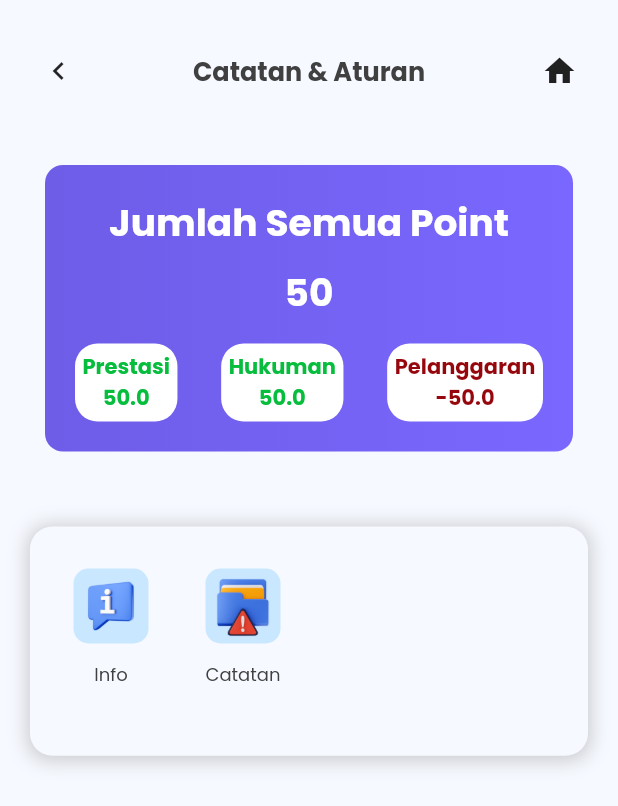
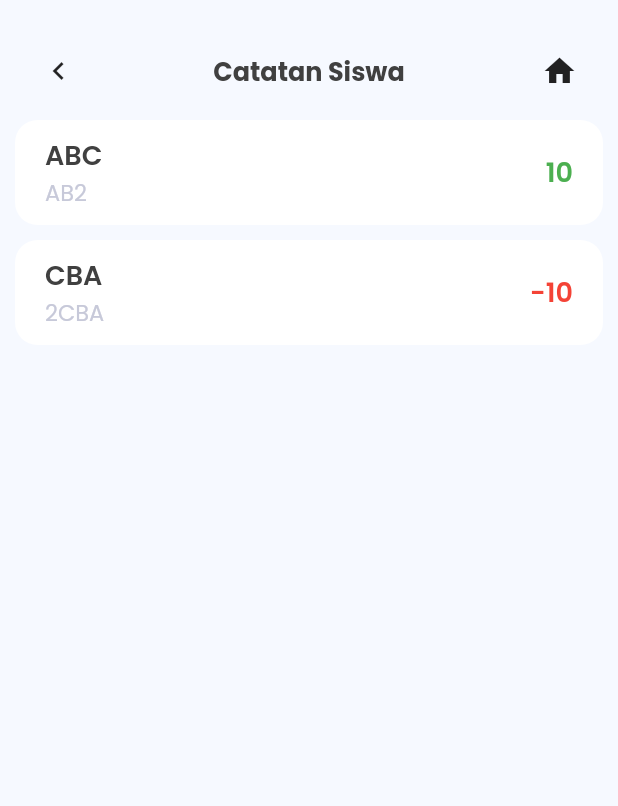
Before and after one commit to jeffriagustiar/fe_info_siswa, a Flutter app: the MenuCttAturan screen opened by its route, after a tap on "Catatan", on a phone screen of 412 x 824 dp. Shown: the top 806 px of the screen. Run offline on Flutter 3.47's test engine with Material 2 defaults, Android fonts, the phone set to English and light mode, and no system bars; our stand-ins replace carousel_slider, google_fonts, google_maps_flutter, location; missing offline and left inert: sp_util; accounts and stored records are empty; network calls fail.

Commit message:
UI catatan siswa

```diff
--- a/lib/main.dart
+++ b/lib/main.dart
@@ -1,3 +1,4 @@
+import 'package:fe_info_siswa/pages/home/CttDanAturan/catatan_siswa_page.dart';
 import 'package:fe_info_siswa/pages/home/CttDanAturan/info_page.dart';
 import 'package:fe_info_siswa/pages/home/CttDanAturan/menu_ctt_aturan.dart';
 import 'package:fe_info_siswa/pages/home/absen/absen_pelajaran_siswa_page.dart';
@@ -85,6 +86,7 @@ class MyApp extends StatelessWidget {
           //? Catatan dan Aturan
           'menu-ctt-aturan' :(context) => const MenuCttAturan(),
           'tatatertib-sekolah' :(context) => const InfoPage(),
+          'catatan-siswa' :(context) => const CatatanSiswaPage(),
 
           //? Ambil Absen
           '/ambil-absen' :(context) => const AmbilAbsenPage()
--- a/lib/models/catatan/kategori_model.dart
+++ b/lib/models/catatan/kategori_model.dart
@@ -6,7 +6,7 @@ class KategoriModel{
   late String? kategori;
   late String? ket;
   late String? ts;
-  late List<DetailModel> detail;
+  late List<DetailModel>? detail;
 
   KategoriModel({
     this.replid,
@@ -14,7 +14,7 @@ class KategoriModel{
     this.kategori,
     this.ket,
     this.ts,
-    required this.detail,
+    this.detail,
   });
 
   factory KategoriModel.fromJson(Map<String, dynamic> json){
@@ -37,7 +37,7 @@ class KategoriModel{
       'kategori': kategori,
       'ket': ket,
       'ts': ts,
-      'detail': detail.map((detail2) => detail2.toJson()).toList(),
+      'detail': detail?.map((detail2) => detail2.toJson()).toList(),
     };
   }
 }
--- /dev/null
+++ b/lib/pages/home/CttDanAturan/catatan_siswa_page.dart
@@ -0,0 +1,77 @@
+import 'package:fe_info_siswa/share/theme.dart';
+import 'package:fe_info_siswa/widgets/appBar_buttom.dart';
+import 'package:flutter/material.dart';
+
+class CatatanSiswaPage extends StatelessWidget {
+  const CatatanSiswaPage({super.key});
+
+  @override
+  Widget build(BuildContext context) {
+
+    Widget catatan(String kategori, String nama, int poin)
+    {
+      return Container(
+        padding: const EdgeInsets.symmetric(horizontal: 20,vertical: 10),
+        margin: const EdgeInsets.only(left: 10, right: 10, bottom: 10),
+        width: double.infinity,
+        decoration: BoxDecoration(
+          borderRadius: BorderRadius.circular(15),
+          color: backgroundColor
+        ),
+        child: Row(
+          mainAxisAlignment: MainAxisAlignment.spaceBetween,
+          children: [
+            Column(
+              crossAxisAlignment: CrossAxisAlignment.start,
+              children: [
+                Text(
+                  kategori.toString(),
+                  style: blackTextStyle.copyWith(
+                    fontSize: 18,
+                    fontWeight: semibold
+                  ),
+                ),
+                Text(
+                  nama.toString(),
+                  style: greyTextStyle.copyWith(
+                    fontSize: 15,
+                    fontWeight: regular
+                  ),
+                )
+              ],
+            ),
+            Text(
+              poin.toString(),
+              style: blackTextStyle.copyWith(
+                fontSize: 18,
+                fontWeight: semibold,
+                color: poin < 0 ? Colors.red : Colors.green
+              ),
+            )
+          ],
+        ),
+      );
+    }
+
+    return Scaffold(
+      backgroundColor: background4Color,
+      body: SafeArea(
+        child: Column(
+          children: [
+            AppBarButtom(nama: "Catatan Siswa"),
+
+            Expanded(
+              child: ListView(
+                children: [
+                  catatan("ABC","AB2",10),
+                  catatan("CBA","2CBA",-10),
+                ],
+              )
+            ),
+
+          ],
+        )
+      ),
+    );
+  }
+}
--- a/lib/pages/home/CttDanAturan/info_page.dart
+++ b/lib/pages/home/CttDanAturan/info_page.dart
@@ -102,7 +102,7 @@ class _InfoPageState extends State<InfoPage> {
           ),
           const SizedBox(height: 5,),
           Column(
-            children: km.detail.map((kmCtt) =>
+            children: km.detail!.map((kmCtt) =>
               infoPoint(
                 kmCtt.namaCtt.toString(),
                 kmCtt.point.toString()
--- a/lib/pages/home/CttDanAturan/menu_ctt_aturan.dart
+++ b/lib/pages/home/CttDanAturan/menu_ctt_aturan.dart
@@ -120,7 +120,9 @@ class MenuCttAturan extends StatelessWidget {
             ),
             FiturButtom(
               nama: "Catatan",
-              onPressed: (){},
+              onPressed: (){
+                Navigator.pushNamed(context, 'catatan-siswa');
+              },
               img: 'assets/ic_catatan.png'
             )
           ],
--- a/lib/services/siswa_service.dart
+++ b/lib/services/siswa_service.dart
@@ -676,9 +676,9 @@ class SiswaService{
     );
 
     // ignore: avoid_print
-    print((response.body));
+    // print((response.body));
     // ignore: avoid_print
-    print("bisa mapel nilai harian");
+    // print("bisa mapel nilai harian");
 
     if (response.statusCode == 200) {
       List  data = jsonDecode(response.body)['data'];
```
